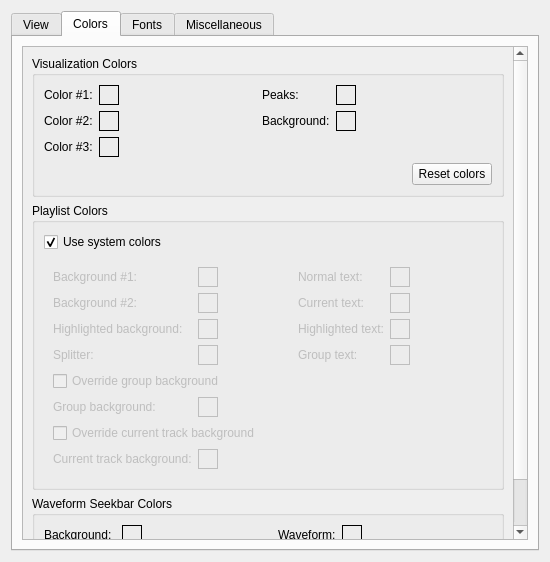
The window that src/plugins/Ui/qsui/forms/qsuisettings.ui (prinsbert/qmmp-dev) describes before a commit, drawn with Qt 5.
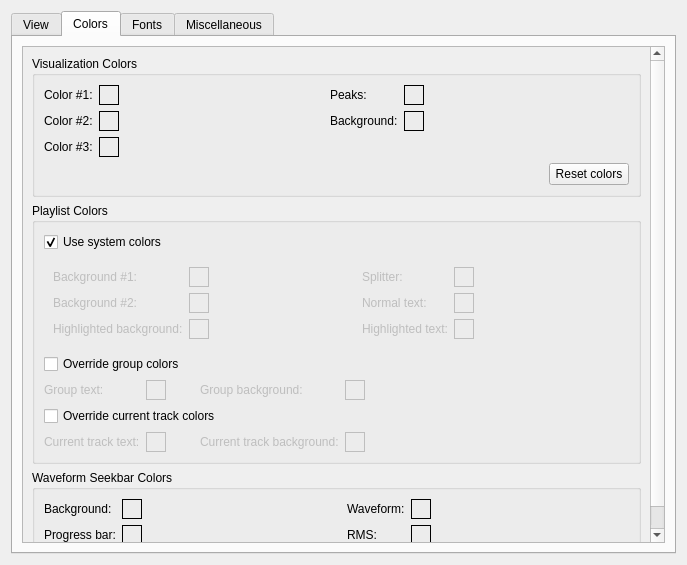
The same window after the commit. The open tabs and pages were chosen to show the change. Icons and pictures are not drawn. Custom widgets are drawn as their Qt base class.

Commit message: qsui: allow to override current track and group colors when using system palette

What changed in the file:
```diff
--- a/src/plugins/Ui/qsui/forms/qsuisettings.ui
+++ b/src/plugins/Ui/qsui/forms/qsuisettings.ui
@@ -6,15 +6,15 @@
    <rect>
     <x>0</x>
     <y>0</y>
-    <width>550</width>
-    <height>562</height>
+    <width>687</width>
+    <height>565</height>
    </rect>
   </property>
   <property name="windowTitle">
    <string notr="true">Form</string>
   </property>
-  <layout class="QHBoxLayout" name="horizontalLayout">
-   <item>
+  <layout class="QGridLayout" name="gridLayout_6">
+   <item row="0" column="0">
     <widget class="QTabWidget" name="tabWidget">
      <property name="currentIndex">
       <number>0</number>
@@ -199,8 +199,8 @@
            <rect>
             <x>0</x>
             <y>0</y>
-            <width>488</width>
-            <height>555</height>
+            <width>625</width>
+            <height>529</height>
            </rect>
           </property>
           <layout class="QVBoxLayout" name="verticalLayout_9">
@@ -447,8 +447,8 @@
              <property name="title">
               <string>Playlist Colors</string>
              </property>
-             <layout class="QVBoxLayout" name="verticalLayout_7">
-              <item>
+             <layout class="QGridLayout" name="gridLayout_7">
+              <item row="0" column="0" colspan="6">
                <widget class="QCheckBox" name="plSystemColorsCheckBox">
                 <property name="text">
                  <string>Use system colors</string>
@@ -458,7 +458,7 @@
                 </property>
                </widget>
               </item>
-              <item>
+              <item row="1" column="0" colspan="6">
                <widget class="QWidget" name="widget_2" native="true">
                 <property name="enabled">
                  <bool>false</bool>
@@ -496,15 +496,28 @@
                    </property>
                   </widget>
                  </item>
+                 <item row="0" column="2" rowspan="3">
+                  <spacer name="horizontalSpacer_5">
+                   <property name="orientation">
+                    <enum>Qt::Horizontal</enum>
+                   </property>
+                   <property name="sizeHint" stdset="0">
+                    <size>
+                     <width>40</width>
+                     <height>43</height>
+                    </size>
+                   </property>
+                  </spacer>
+                 </item>
                  <item row="0" column="3">
-                  <widget class="QLabel" name="label_10">
+                  <widget class="QLabel" name="label_19">
                    <property name="text">
-                    <string>Normal text:</string>
+                    <string>Splitter:</string>
                    </property>
                   </widget>
                  </item>
                  <item row="0" column="4">
-                  <widget class="ColorWidget" name="plTextNormalColor">
+                  <widget class="ColorWidget" name="plSplitterColor">
                    <property name="sizePolicy">
                     <sizepolicy hsizetype="Fixed" vsizetype="Fixed">
                      <horstretch>0</horstretch>
@@ -526,8 +539,24 @@
                    <property name="frameShape">
                     <enum>QFrame::Box</enum>
                    </property>
+                   <property name="frameShadow">
+                    <enum>QFrame::Plain</enum>
+                   </property>
                   </widget>
                  </item>
+                 <item row="0" column="5" rowspan="3">
+                  <spacer name="horizontalSpacer_6">
+                   <property name="orientation">
+                    <enum>Qt::Horizontal</enum>
+                   </property>
+                   <property name="sizeHint" stdset="0">
+                    <size>
+                     <width>66</width>
+                     <height>68</height>
+                    </size>
+                   </property>
+                  </spacer>
+                 </item>
                  <item row="1" column="0">
                   <widget class="QLabel" name="label_8">
                    <property name="text">
@@ -561,14 +590,14 @@
                   </widget>
                  </item>
                  <item row="1" column="3">
-                  <widget class="QLabel" name="label_11">
+                  <widget class="QLabel" name="label_10">
                    <property name="text">
-                    <string>Current text:</string>
+                    <string>Normal text:</string>
                    </property>
                   </widget>
                  </item>
                  <item row="1" column="4">
-                  <widget class="ColorWidget" name="plTextCurrentColor">
+                  <widget class="ColorWidget" name="plTextNormalColor">
                    <property name="sizePolicy">
                     <sizepolicy hsizetype="Fixed" vsizetype="Fixed">
                      <horstretch>0</horstretch>
@@ -659,56 +688,31 @@
                    </property>
                   </widget>
                  </item>
-                 <item row="3" column="0">
-                  <widget class="QLabel" name="label_19">
+                </layout>
+               </widget>
+              </item>
+              <item row="2" column="0" colspan="6">
+               <widget class="QCheckBox" name="plOverrideGroupColorsCheckBox">
                    <property name="text">
-                    <string>Splitter:</string>
+                 <string>Override group colors</string>
                    </property>
                   </widget>
                  </item>
-                 <item row="3" column="1">
-                  <widget class="ColorWidget" name="plSplitterColor">
-                   <property name="sizePolicy">
-                    <sizepolicy hsizetype="Fixed" vsizetype="Fixed">
-                     <horstretch>0</horstretch>
-                     <verstretch>0</verstretch>
-                    </sizepolicy>
-                   </property>
-                   <property name="minimumSize">
-                    <size>
-                     <width>20</width>
-                     <height>20</height>
-                    </size>
-                   </property>
-                   <property name="maximumSize">
-                    <size>
-                     <width>20</width>
-                     <height>20</height>
-                    </size>
-                   </property>
-                   <property name="baseSize">
-                    <size>
-                     <width>20</width>
-                     <height>20</height>
-                    </size>
-                   </property>
-                   <property name="frameShape">
-                    <enum>QFrame::Box</enum>
-                   </property>
-                   <property name="frameShadow">
-                    <enum>QFrame::Plain</enum>
-                   </property>
-                  </widget>
-                 </item>
-                 <item row="3" column="3">
+              <item row="3" column="0">
                   <widget class="QLabel" name="label_15">
+                <property name="enabled">
+                 <bool>false</bool>
+                </property>
                    <property name="text">
                     <string>Group text:</string>
                    </property>
                   </widget>
                  </item>
-                 <item row="3" column="4">
+              <item row="3" column="1">
                   <widget class="ColorWidget" name="plGrTextColor">
+                <property name="enabled">
+                 <bool>false</bool>
+                </property>
                    <property name="sizePolicy">
                     <sizepolicy hsizetype="Fixed" vsizetype="Fixed">
                      <horstretch>0</horstretch>
@@ -729,7 +733,20 @@
                    </property>
                   </widget>
                  </item>
-                 <item row="5" column="0">
+              <item row="3" column="2">
+               <spacer name="horizontalSpacer_15">
+                <property name="orientation">
+                 <enum>Qt::Horizontal</enum>
+                </property>
+                <property name="sizeHint" stdset="0">
+                 <size>
+                  <width>40</width>
+                  <height>20</height>
+                 </size>
+                </property>
+               </spacer>
+              </item>
+              <item row="3" column="3">
                   <widget class="QLabel" name="label_14">
                    <property name="enabled">
                     <bool>false</bool>
@@ -739,7 +756,7 @@
                    </property>
                   </widget>
                  </item>
-                 <item row="5" column="1">
+              <item row="3" column="4">
                   <widget class="ColorWidget" name="plGrBgColor">
                    <property name="enabled">
                     <bool>false</bool>
@@ -764,7 +781,78 @@
                    </property>
                   </widget>
                  </item>
-                 <item row="7" column="0">
+              <item row="3" column="5">
+               <spacer name="horizontalSpacer_9">
+                <property name="orientation">
+                 <enum>Qt::Horizontal</enum>
+                </property>
+                <property name="sizeHint" stdset="0">
+                 <size>
+                  <width>275</width>
+                  <height>20</height>
+                 </size>
+                </property>
+               </spacer>
+              </item>
+              <item row="4" column="0" colspan="6">
+               <widget class="QCheckBox" name="plOverrideCurrentTrackColorsCheckBox">
+                <property name="text">
+                 <string>Override current track colors</string>
+                </property>
+               </widget>
+              </item>
+              <item row="5" column="0">
+               <widget class="QLabel" name="label_11">
+                <property name="enabled">
+                 <bool>false</bool>
+                </property>
+                <property name="text">
+                 <string>Current track text:</string>
+                </property>
+               </widget>
+              </item>
+              <item row="5" column="1">
+               <widget class="ColorWidget" name="plTextCurrentColor">
+                <property name="enabled">
+                 <bool>false</bool>
+                </property>
+                <property name="sizePolicy">
+                 <sizepolicy hsizetype="Fixed" vsizetype="Fixed">
+                  <horstretch>0</horstretch>
+                  <verstretch>0</verstretch>
+                 </sizepolicy>
+                </property>
+                <property name="minimumSize">
+                 <size>
+                  <width>20</width>
+                  <height>20</height>
+                 </size>
+                </property>
+                <property name="maximumSize">
+                 <size>
+                  <width>20</width>
+                  <height>20</height>
+                 </size>
+                </property>
+                <property name="frameShape">
+                 <enum>QFrame::Box</enum>
+                </property>
+               </widget>
+              </item>
+              <item row="5" column="2">
+               <spacer name="horizontalSpacer_16">
+                <property name="orientation">
+                 <enum>Qt::Horizontal</enum>
+                </property>
+                <property name="sizeHint" stdset="0">
+                 <size>
+                  <width>40</width>
+                  <height>20</height>
+                 </size>
+                </property>
+               </spacer>
+              </item>
+              <item row="5" column="3">
                   <widget class="QLabel" name="label_20">
                    <property name="enabled">
                     <bool>false</bool>
@@ -774,7 +862,7 @@
                    </property>
                   </widget>
                  </item>
-                 <item row="7" column="1">
+              <item row="5" column="4">
                   <widget class="ColorWidget" name="plCurrentTrackBgColor">
                    <property name="enabled">
                     <bool>false</bool>
@@ -799,74 +887,18 @@
                    </property>
                   </widget>
                  </item>
-                 <item row="0" column="2" rowspan="4">
-                  <spacer name="horizontalSpacer_5">
-                   <property name="orientation">
-                    <enum>Qt::Horizontal</enum>
-                   </property>
-                   <property name="sizeHint" stdset="0">
-                    <size>
-                     <width>40</width>
-                     <height>43</height>
-                    </size>
-                   </property>
-                  </spacer>
-                 </item>
-                 <item row="6" column="0" colspan="6">
-                  <widget class="QCheckBox" name="plOverrideCurrentBgCheckBox">
-                   <property name="text">
-                    <string>Override current track background</string>
-                   </property>
-                  </widget>
-                 </item>
-                 <item row="5" column="2" colspan="4">
-                  <spacer name="horizontalSpacer_9">
-                   <property name="orientation">
-                    <enum>Qt::Horizontal</enum>
-                   </property>
-                   <property name="sizeHint" stdset="0">
-                    <size>
-                     <width>110</width>
-                     <height>20</height>
-                    </size>
-                   </property>
-                  </spacer>
-                 </item>
-                 <item row="7" column="2" colspan="4">
+              <item row="5" column="5">
                   <spacer name="horizontalSpacer_10">
                    <property name="orientation">
                     <enum>Qt::Horizontal</enum>
                    </property>
                    <property name="sizeHint" stdset="0">
                     <size>
-                     <width>189</width>
+                  <width>275</width>
                      <height>20</height>
                     </size>
                    </property>
                   </spacer>
-                 </item>
-                 <item row="0" column="5" rowspan="4">
-                  <spacer name="horizontalSpacer_6">
-                   <property name="orientation">
-                    <enum>Qt::Horizontal</enum>
-                   </property>
-                   <property name="sizeHint" stdset="0">
-                    <size>
-                     <width>66</width>
-                     <height>68</height>
-                    </size>
-                   </property>
-                  </spacer>
-                 </item>
-                 <item row="4" column="0" colspan="6">
-                  <widget class="QCheckBox" name="plOverrideGroupBgCheckBox">
-                   <property name="text">
-                    <string>Override group background</string>
-                   </property>
-                  </widget>
-                 </item>
-                </layout>
-               </widget>
               </item>
              </layout>
             </widget>
```
Left out of the diff: 142 changed lines with no effect on the pictures. Lines whose indentation alone changed are shown as unchanged. The commit also changes 2 other files.
